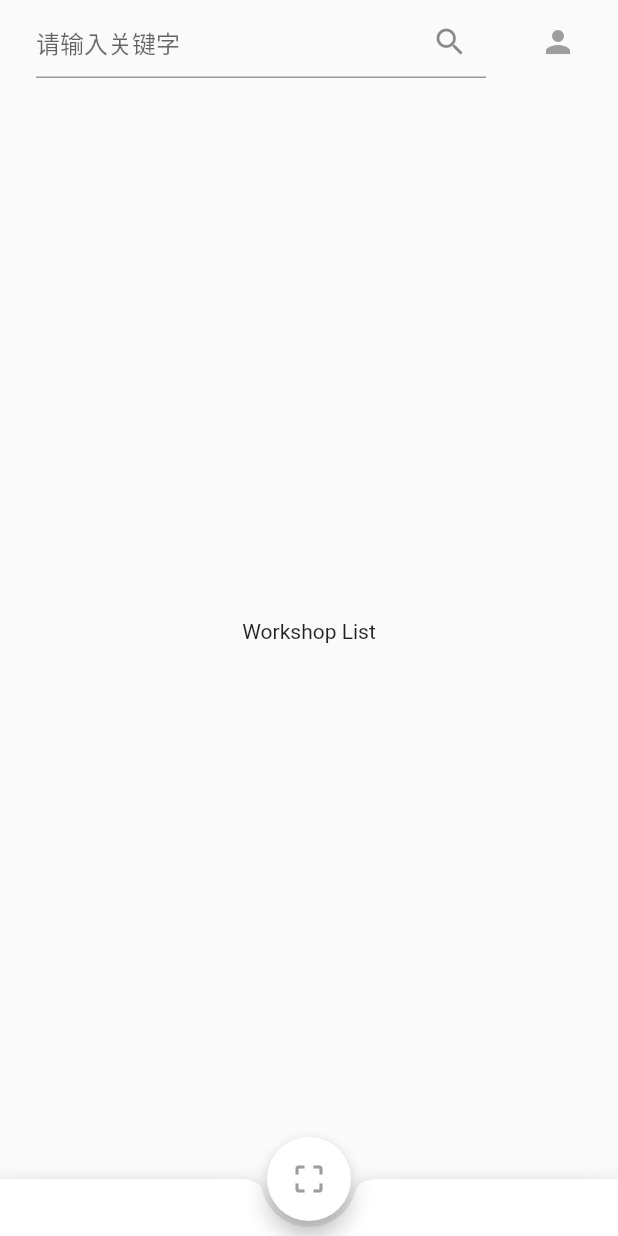
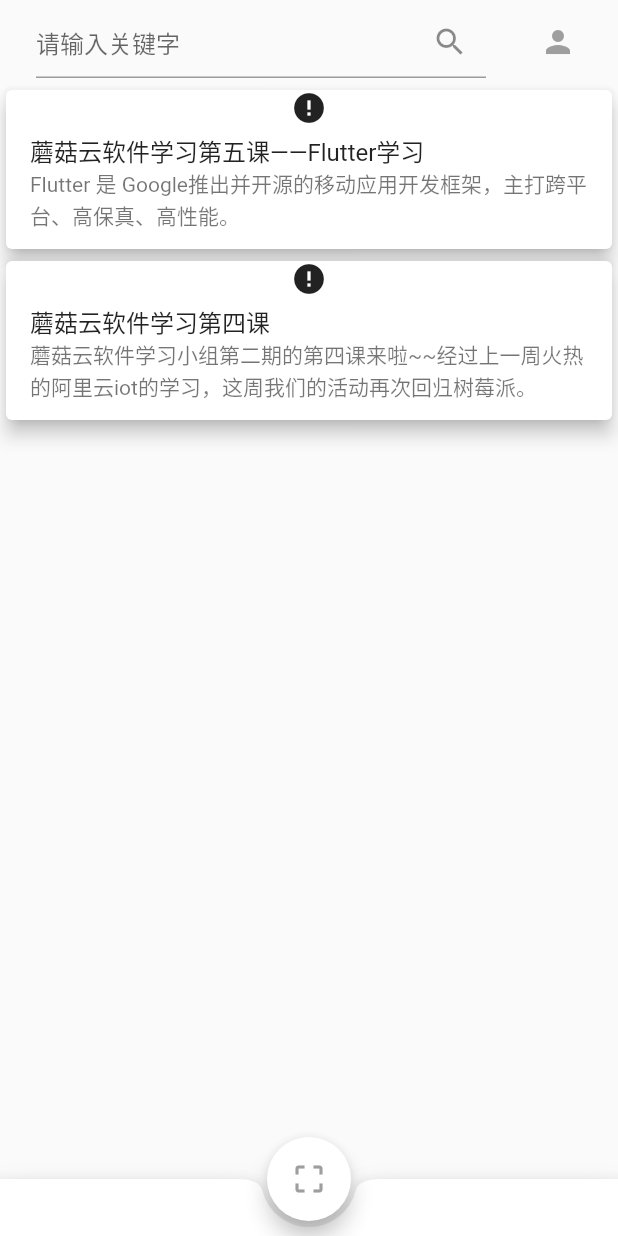
Before and after one commit to mushroomcloud-cc/member-app, a Flutter app: the WorkshopPage screen opened by its route, on a phone screen of 412 x 824 dp. Run offline on Flutter 3.47's test engine with Material 2 defaults, Android fonts, the phone set to English and light mode, and no system bars; drawn by our look-alikes of cached_network_image; network calls fail.

Commit message:
add Workshop Page mock data

```diff
--- /dev/null
+++ b/lib/models/workshop.dart
@@ -0,0 +1,12 @@
+class Workshop {
+  Workshop({this.title,this.cover,this.description,this.url});
+  String title;
+  String cover;
+  String description;
+  String url;
+}
+
+final workshopItems  = <Workshop>[
+  Workshop(title: '蘑菇云软件学习第五课——Flutter学习',description: 'Flutter 是 Google推出并开源的移动应用开发框架，主打跨平台、高保真、高性能。',cover: 'https://mmbiz.qpic.cn/mmbiz_png/KdLtjK3tQmEGkQfZtf9LGIth2DSniaF2eXzCdgWVUuZibCDevUYQsL5tG0BNXXGJg6yIdgyR2aSyHK7qLBHnVKIw/640?wx_fmt=png&tp=webp&wxfrom=5&wx_lazy=1&wx_co=1'),
+  Workshop(title: '蘑菇云软件学习第四课',description: '蘑菇云软件学习小组第二期的第四课来啦~~经过上一周火热的阿里云iot的学习，这周我们的活动再次回归树莓派。',cover: 'https://mmbiz.qpic.cn/mmbiz_jpg/KdLtjK3tQmHpcfGxjmgdKAtmfnfDiapd4OcFibKcguIQ1kGtWZorEN2CyOXmgjgFdZtKghpUQhV1RlRfoj56AB8A/640?wx_fmt=jpeg&tp=webp&wxfrom=5&wx_lazy=1&wx_co=1'),
+];
--- a/lib/pages/profile_page.dart
+++ b/lib/pages/profile_page.dart
@@ -7,12 +7,27 @@
 }
 
 class _ProfilePageState extends State<ProfilePage> {
+  Future<bool> _onWillPop() {
+    Navigator.of(context).pushReplacementNamed('/workshop');
+    return Future.value(false);
+  }
+
   @override
   Widget build(BuildContext context) {
-    return Scaffold(
-       body: Center(
-         child: Text('Profile'),
-       ),
+    return WillPopScope(
+      onWillPop: _onWillPop,
+      child: Scaffold(
+        appBar: AppBar(
+          elevation: 0,
+          backgroundColor: Theme.of(context).canvasColor,
+          iconTheme: IconThemeData(
+            color: Colors.grey, //change your color here
+          ),
+        ),
+        body: Center(
+          child: Text('Profile'),
+        ),
+      ),
     );
   }
 }
--- a/lib/pages/workshop_page.dart
+++ b/lib/pages/workshop_page.dart
@@ -1,6 +1,9 @@
 import 'dart:io';
+import 'package:flutter/material.dart';
+import 'package:cached_network_image/cached_network_image.dart';
 
-import 'package:flutter/material.dart';
+import 'package:member_app/models/workshop.dart';
+
 
 class WorkshopPage extends StatefulWidget {
   WorkshopPage({Key key}) : super(key: key);
@@ -58,7 +61,35 @@
           ],
         ),
         body: Center(
-          child: Text('Workshop List'),
+          child: ListView(
+            children: <Widget>[
+              ...workshopItems.map((Workshop item) {
+                return Card(
+                  elevation: 5,
+                  child: Column(
+                    children: <Widget>[
+                      Container(
+                        child: CachedNetworkImage(
+                          imageUrl: item.cover,
+                          placeholder: (context, url) =>
+                              new CircularProgressIndicator(),
+                          errorWidget: (context, url, error) =>
+                              new Icon(Icons.error),
+                        ),
+                      ),
+                      Padding(
+                        padding: const EdgeInsets.only(bottom: 8.0),
+                        child: ListTile(
+                          title: Text(item.title),
+                          subtitle: Text(item.description),
+                        ),
+                      )
+                    ],
+                  ),
+                );
+              }).toList(),
+            ],
+          ),
         ),
         floatingActionButton: FloatingActionButton(
           backgroundColor: Colors.white,
--- a/pubspec.yaml
+++ b/pubspec.yaml
@@ -14,7 +14,7 @@
 version: 1.0.0+1
 
 environment:
-  sdk: ">=2.1.0 <3.0.0"
+  sdk: ">=2.2.2 <3.0.0"
 
 dependencies:
   flutter:
@@ -25,6 +25,7 @@
   cupertino_icons: ^0.1.2
   flutter_launcher_icons: ^0.7.2+1
   shared_preferences: ^0.5.3+2
+  cached_network_image: ^1.1.0
 
 dev_dependencies:
   flutter_test:
```
Also changed, not shown: pubspec.lock, 1 other file.
